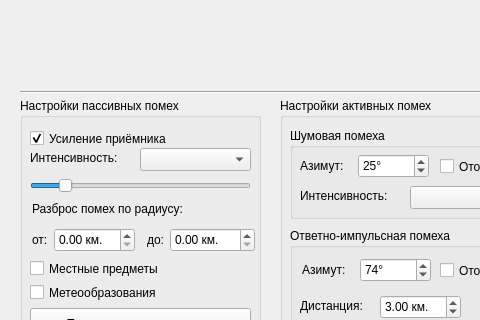
This is indicatordrl.ui in oln0ry/IKO as Qt 5 draws it before an edit; both pictures show x 0 to 480 and y 442 to 762 of the 862 by 896 pixel window. The edited form follows.
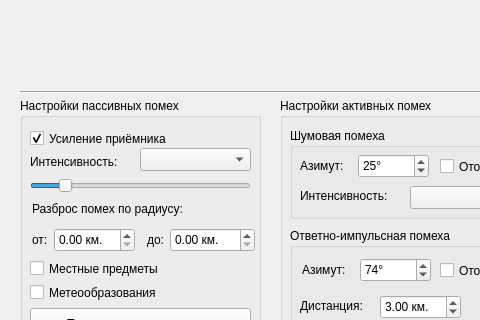
This is the edited form. Custom widgets are drawn as their Qt base class.

The edit to the form file:
```diff
--- a/indicatordrl.ui
+++ b/indicatordrl.ui
@@ -571,7 +571,7 @@
     <property name="geometry">
      <rect>
       <x>10</x>
-      <y>52</y>
+      <y>56</y>
       <width>101</width>
       <height>16</height>
      </rect>
```
Left out of the diff: 7 changed lines with no effect on the pictures.
